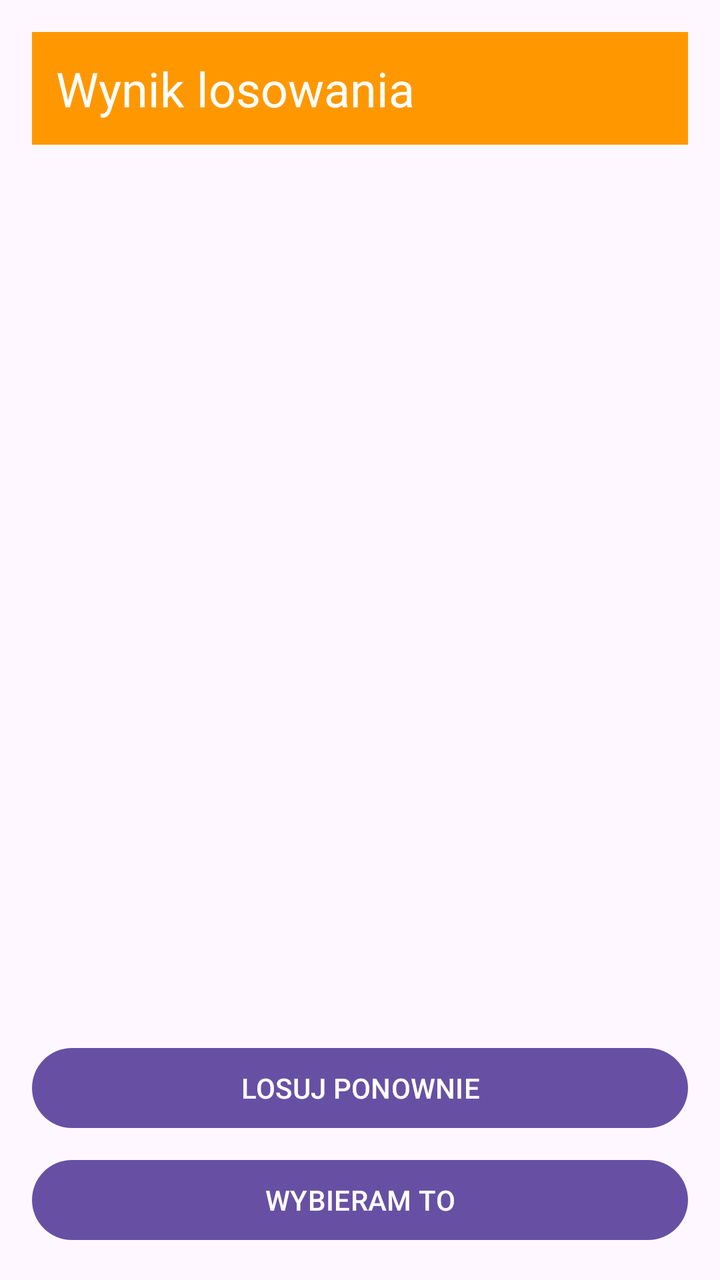
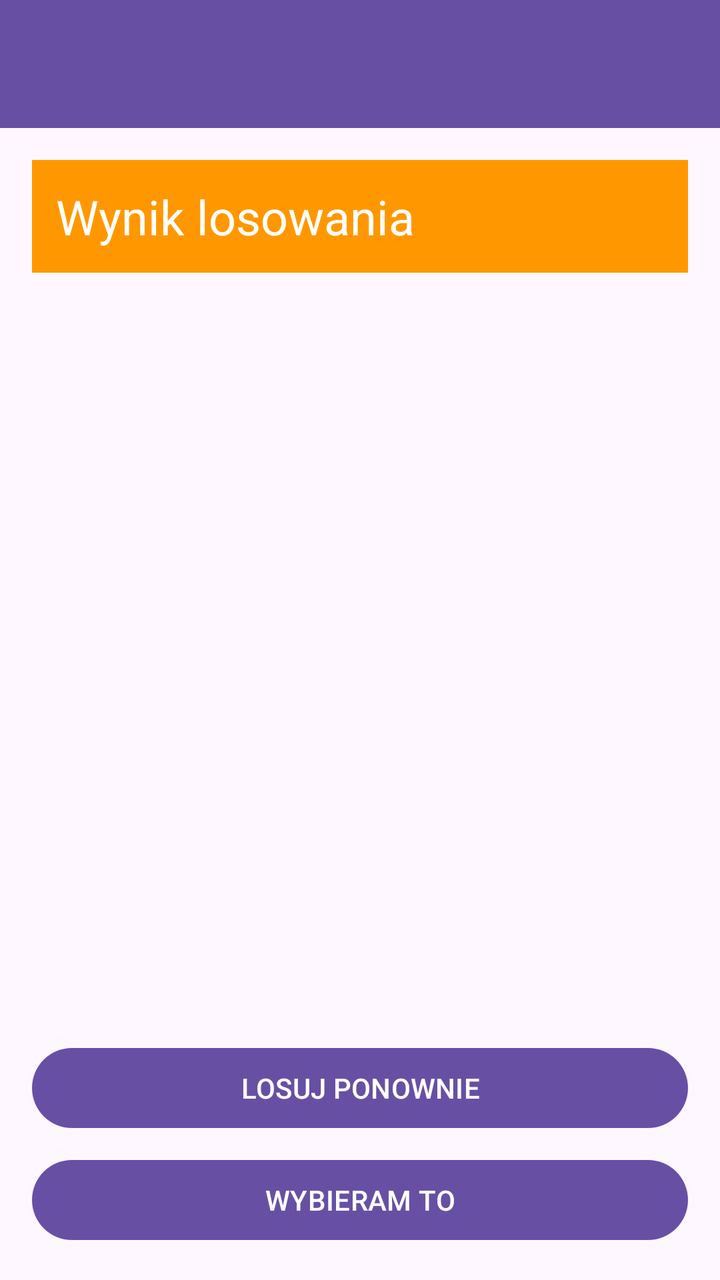

Compare the two renders of this Android layout. The source of the first and the diff that turns it into the second are given below.
<!-- AndroidManifest.xml: application theme Theme.Dwa_ekrany -->
<!-- res/layout/activity_summary.xml -->
<?xml version="1.0" encoding="utf-8"?>
<LinearLayout xmlns:android="http://schemas.android.com/apk/res/android"
    android:layout_width="match_parent"
    android:layout_height="match_parent"
    android:orientation="vertical"
    android:padding="16dp">

    <TextView
        android:layout_width="match_parent"
        android:layout_height="wrap_content"
        android:background="#FF9800"
        android:padding="12dp"
        android:text="@string/header_draw_result"
        android:textColor="#FFFFFF"
        android:textSize="24sp" />

    <TextView
        android:id="@+id/tvCount"
        android:layout_width="match_parent"
        android:layout_height="wrap_content"
        android:layout_marginTop="16dp"
        android:textSize="14sp" />

    <TextView
        android:id="@+id/tvResult"
        android:layout_width="match_parent"
        android:layout_height="0dp"
        android:layout_weight="1"
        android:gravity="center"
        android:textSize="32sp"
        android:textStyle="bold" />

    <Button
        android:id="@+id/btnRedraw"
        android:layout_width="match_parent"
        android:layout_height="wrap_content"
        android:text="@string/btn_redraw" />

    <Button
        android:id="@+id/btnSelectThis"
        android:layout_width="match_parent"
        android:layout_height="wrap_content"
        android:layout_marginTop="8dp"
        android:text="@string/btn_select_this" />

</LinearLayout>
<!-- resources referenced by this layout -->
<resources>
  <string name="btn_redraw">LOSUJ PONOWNIE</string>
  <string name="btn_select_this">WYBIERAM TO</string>
  <string name="header_draw_result">Wynik losowania</string>
  <style name="Theme.Dwa_ekrany" parent="Base.Theme.Dwa_ekrany" />
  <style name="Base.Theme.Dwa_ekrany" parent="Theme.Material3.DayNight.NoActionBar">
          
          
      </style>
</resources>

<!-- the commit's change to res/layout/activity_summary.xml (unified diff, before → after) -->
@@ -1,46 +1,61 @@
 <?xml version="1.0" encoding="utf-8"?>
 <LinearLayout xmlns:android="http://schemas.android.com/apk/res/android"
+    xmlns:app="http://schemas.android.com/apk/res-auto"
     android:layout_width="match_parent"
     android:layout_height="match_parent"
-    android:orientation="vertical"
-    android:padding="16dp">
+    android:orientation="vertical">
 
-    <TextView
+    <androidx.appcompat.widget.Toolbar
+        android:id="@+id/toolbar"
         android:layout_width="match_parent"
-        android:layout_height="wrap_content"
-        android:background="#FF9800"
-        android:padding="12dp"
-        android:text="@string/header_draw_result"
-        android:textColor="#FFFFFF"
-        android:textSize="24sp" />
+        android:layout_height="?attr/actionBarSize"
+        android:background="?attr/colorPrimary"
+        app:theme="@style/ThemeOverlay.AppCompat.Dark.ActionBar"
+        app:titleTextColor="#FFFFFF" />
 
-    <TextView
-        android:id="@+id/tvCount"
+    <LinearLayout
         android:layout_width="match_parent"
-        android:layout_height="wrap_content"
-        android:layout_marginTop="16dp"
-        android:textSize="14sp" />
+        android:layout_height="match_parent"
+        android:orientation="vertical"
+        android:padding="16dp">
 
-    <TextView
-        android:id="@+id/tvResult"
-        android:layout_width="match_parent"
-        android:layout_height="0dp"
-        android:layout_weight="1"
-        android:gravity="center"
-        android:textSize="32sp"
-        android:textStyle="bold" />
+        <TextView
+            android:layout_width="match_parent"
+            android:layout_height="wrap_content"
+            android:background="#FF9800"
+            android:padding="12dp"
+            android:text="@string/header_draw_result"
+            android:textColor="#FFFFFF"
+            android:textSize="24sp" />
 
-    <Button
-        android:id="@+id/btnRedraw"
-        android:layout_width="match_parent"
-        android:layout_height="wrap_content"
-        android:text="@string/btn_redraw" />
+        <TextView
+            android:id="@+id/tvCount"
+            android:layout_width="match_parent"
+            android:layout_height="wrap_content"
+            android:layout_marginTop="16dp"
+            android:textSize="14sp" />
 
-    <Button
-        android:id="@+id/btnSelectThis"
-        android:layout_width="match_parent"
-        android:layout_height="wrap_content"
-        android:layout_marginTop="8dp"
-        android:text="@string/btn_select_this" />
+        <TextView
+            android:id="@+id/tvResult"
+            android:layout_width="match_parent"
+            android:layout_height="0dp"
+            android:layout_weight="1"
+            android:gravity="center"
+            android:textSize="32sp"
+            android:textStyle="bold" />
+
+        <Button
+            android:id="@+id/btnRedraw"
+            android:layout_width="match_parent"
+            android:layout_height="wrap_content"
+            android:text="@string/btn_redraw" />
+
+        <Button
+            android:id="@+id/btnSelectThis"
+            android:layout_width="match_parent"
+            android:layout_height="wrap_content"
+            android:layout_marginTop="8dp"
+            android:text="@string/btn_select_this" />
+    </LinearLayout>
 
 </LinearLayout>
